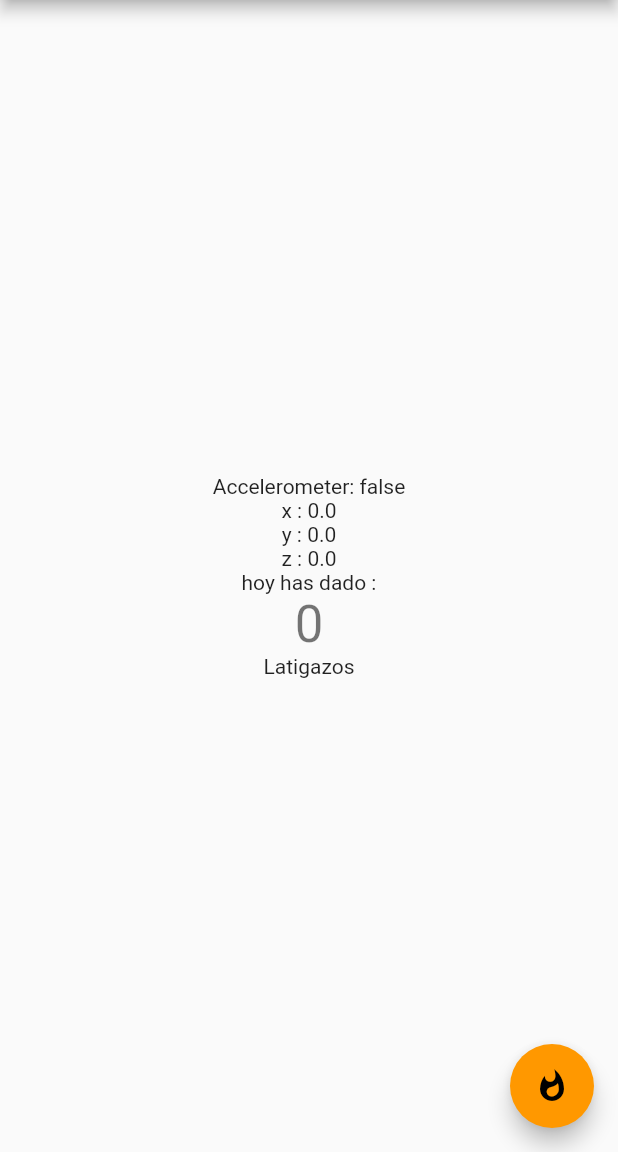
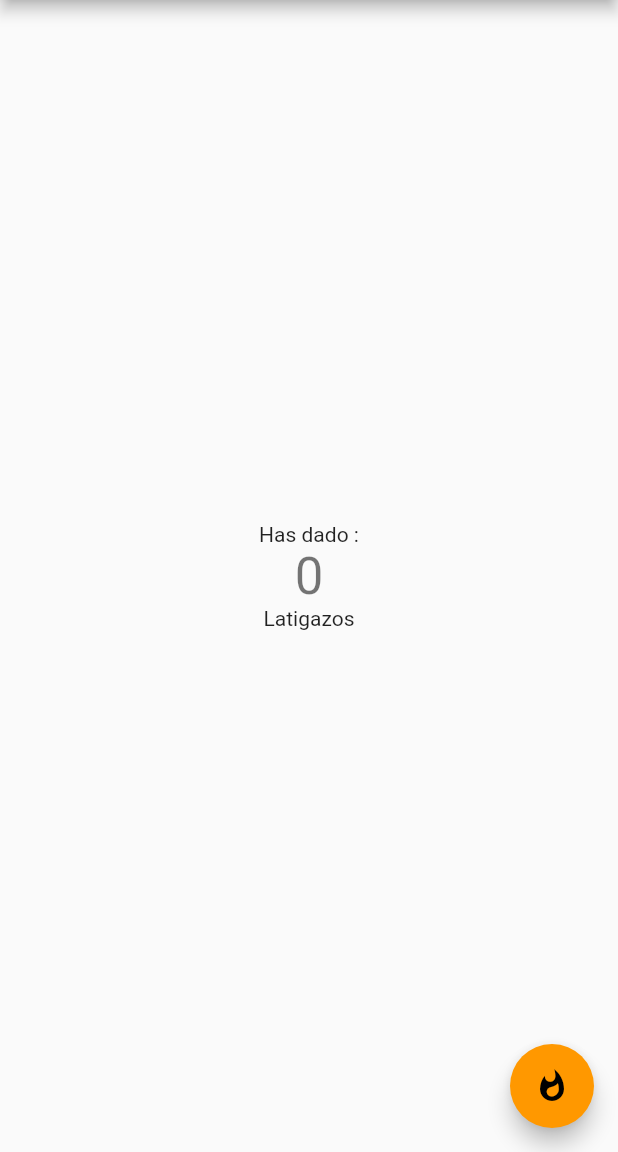
Before and after one commit to marco-gallegos/latigo_sheldon, a Flutter app: the screen it shows after launch, on a phone screen of 412 x 824 dp, the part 84-1236 px from its top. Run offline on Flutter 3.47's test engine with Material 2 defaults, Android fonts, the light colour scheme and no system bars; our stand-ins replace audioplayers, sensors.

Commit message:
[imp] main: limpieza interfaz
se limpia la informacion en pantalla de depuracion

```diff
--- a/lib/main.dart
+++ b/lib/main.dart
@@ -97,6 +97,8 @@ class _MyHomePageState extends State<MyHomePage> {
     for (StreamSubscription<dynamic> sub in streamSubscriptions) {
       sub.cancel();
     }
+    audioCache = null;
+    advancedPlayer = null;
     super.dispose();
   }
 
@@ -134,9 +136,9 @@ class _MyHomePageState extends State<MyHomePage> {
         ?.map((double v) => v.toStringAsFixed(1))
         ?.toList();
     */
-    final String xAxis = accelerometerValues[0].toString();
-    final String yAxis = accelerometerValues[1].toString();
-    final String zAxis = accelerometerValues[2].toString();
+    //final String xAxis = accelerometerValues[0].toString();
+    //final String yAxis = accelerometerValues[1].toString();
+    //final String zAxis = accelerometerValues[2].toString();
     // This method is rerun every time setState is called, for instance as done
     // by the _incrementCounter method above.
     //
@@ -169,12 +171,12 @@ class _MyHomePageState extends State<MyHomePage> {
           // horizontal).
           mainAxisAlignment: MainAxisAlignment.center,
           children: <Widget>[
-            Text('Accelerometer: $latiguear'),
-            Text('x : $xAxis'),
-            Text('y : $yAxis'),
-            Text('z : $zAxis'),
+            //Text('Accelerometer: $latiguear'),
+            //Text('x : $xAxis'),
+            //Text('y : $yAxis'),
+            //Text('z : $zAxis'),
             Text(
-              'hoy has dado :',
+              'Has dado :',
             ),
             Text(
               '$latigazos',
```
